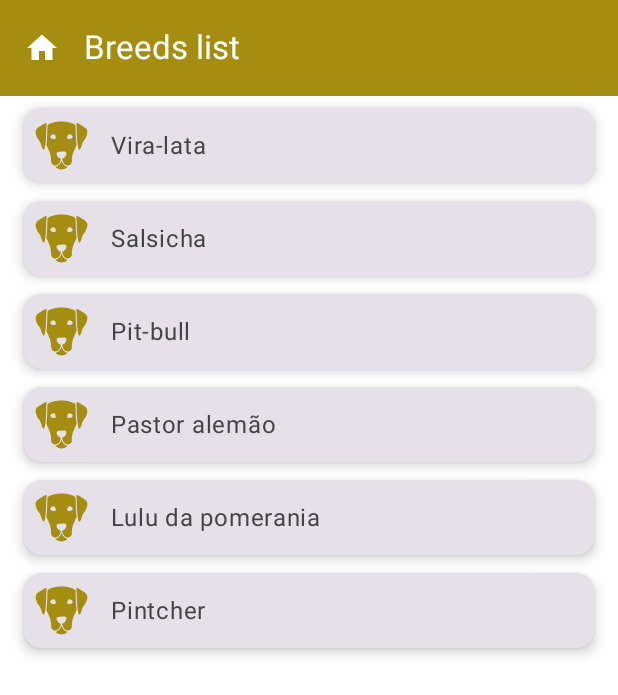
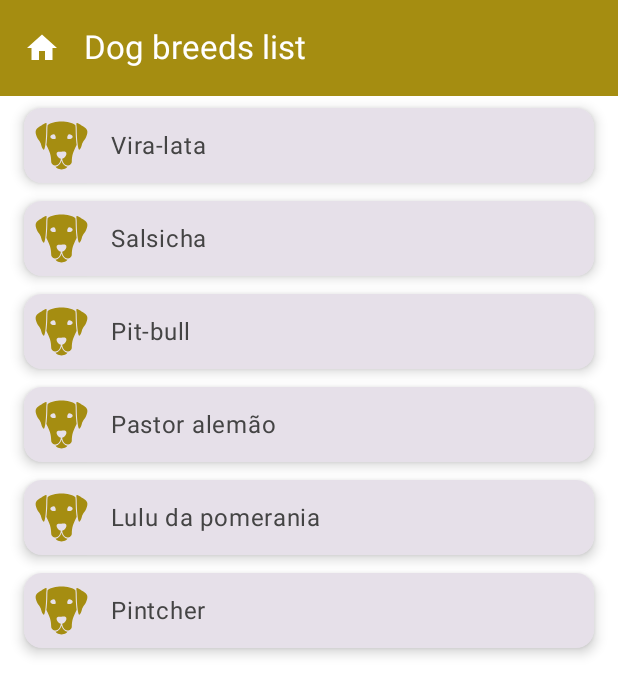
Before and after one commit to lhalegria/Dogga, an Android app built with Jetpack Compose: the @Preview function BreedListPreview, on a phone screen of 412 x 824 dp. Shown: the top 695 px of the screen. Run offline under Robolectric (Android 15) with nearby library versions, the light colour scheme and no system bars; network calls fail.

Commit message:
Adjust: Add string resources replacing hardcoded texts

```diff
--- a/app/src/main/kotlin/dev/lhalegria/dogga/view/composable/BreedDetail.kt
+++ b/app/src/main/kotlin/dev/lhalegria/dogga/view/composable/BreedDetail.kt
@@ -21,6 +21,7 @@ import androidx.compose.ui.Modifier
 import androidx.compose.ui.layout.ContentScale
 import androidx.compose.ui.platform.LocalContext
 import androidx.compose.ui.res.painterResource
+import androidx.compose.ui.res.stringResource
 import androidx.compose.ui.text.style.TextAlign
 import androidx.compose.ui.unit.dp
 import androidx.lifecycle.compose.collectAsStateWithLifecycle
@@ -45,7 +46,7 @@ fun BreedDetail(
 
     Scaffold(topBar = {
         Toolbar(
-            title = "Breed details",
+            title = stringResource(id = R.string.breed_detail),
             icon = Icons.Default.ArrowBack
         ) {
             navController?.navigateUp()
@@ -91,7 +92,7 @@ fun BreedImage(name: String, url: String = "") {
             .build(),
         placeholder = painterResource(id = R.drawable.ic_dog_placeholder),
         error = painterResource(id = R.drawable.ic_dog_placeholder),
-        contentDescription = "Picture of a dog from the $name breed.",
+        contentDescription = String.format(stringResource(id = R.string.breed_image_content_description), name),
         contentScale = ContentScale.Fit,
         modifier = Modifier
             .fillMaxWidth()
--- a/app/src/main/kotlin/dev/lhalegria/dogga/view/composable/BreedList.kt
+++ b/app/src/main/kotlin/dev/lhalegria/dogga/view/composable/BreedList.kt
@@ -11,7 +11,9 @@ import androidx.compose.material3.Scaffold
 import androidx.compose.material3.Surface
 import androidx.compose.runtime.Composable
 import androidx.compose.ui.Modifier
+import androidx.compose.ui.res.stringResource
 import androidx.navigation.NavHostController
+import dev.lhalegria.dogga.R
 import dev.lhalegria.dogga.model.BreedModel
 
 @OptIn(ExperimentalMaterial3Api::class)
@@ -22,7 +24,7 @@ fun BreedList(
 ) {
     Scaffold(topBar = {
         Toolbar(
-            title = "Breeds list",
+            title = stringResource(id = R.string.breed_list),
             icon = Icons.Default.Home
         ) {}
     }) { padding ->
@@ -34,7 +36,7 @@ fun BreedList(
             LazyColumn {
                 items(dogs) {
                     BreedListItem(dog = it) {
-                        navController?.navigate("breed_details/${it.name}")
+                        navController?.navigate("$BREED_DETAIL_ROUTE/${it.name}")
                     }
                 }
             }
--- a/app/src/main/kotlin/dev/lhalegria/dogga/view/composable/BreedListItemContent.kt
+++ b/app/src/main/kotlin/dev/lhalegria/dogga/view/composable/BreedListItemContent.kt
@@ -9,9 +9,9 @@ import androidx.compose.material3.Text
 import androidx.compose.runtime.Composable
 import androidx.compose.ui.Alignment
 import androidx.compose.ui.Modifier
-import androidx.compose.ui.graphics.Color
 import androidx.compose.ui.layout.ContentScale
 import androidx.compose.ui.res.painterResource
+import androidx.compose.ui.res.stringResource
 import androidx.compose.ui.unit.dp
 import dev.lhalegria.dogga.R
 
@@ -33,7 +33,7 @@ fun BreedListItemText(breedName: String, alignment: Alignment.Horizontal) {
 fun BreedListItemIcon() {
     Image(
         painterResource(R.drawable.ic_dog_face),
-        contentDescription = "Dog icon",
+        contentDescription = stringResource(id = R.string.dog_icon_content_description),
         contentScale = ContentScale.Crop,
         modifier = Modifier
             .size(50.dp)
--- a/app/src/main/kotlin/dev/lhalegria/dogga/view/composable/Toolbar.kt
+++ b/app/src/main/kotlin/dev/lhalegria/dogga/view/composable/Toolbar.kt
@@ -11,7 +11,9 @@ import androidx.compose.runtime.Composable
 import androidx.compose.ui.Modifier
 import androidx.compose.ui.graphics.Color
 import androidx.compose.ui.graphics.vector.ImageVector
+import androidx.compose.ui.res.stringResource
 import androidx.compose.ui.unit.dp
+import dev.lhalegria.dogga.R
 import dev.lhalegria.dogga.view.ui.theme.Caramel
 
 @OptIn(ExperimentalMaterial3Api::class)
@@ -21,7 +23,7 @@ fun Toolbar(title: String, icon: ImageVector, iconClickAction: () -> Unit) {
         navigationIcon = {
             Icon(
                 icon,
-                "Top app bar description",
+                String.format(stringResource(id = R.string.app_toolbar_content_description), title),
                 Modifier
                     .padding(12.dp)
                     .clickable { iconClickAction.invoke() }
--- a/app/src/main/res/values/strings.xml
+++ b/app/src/main/res/values/strings.xml
@@ -5,4 +5,9 @@
     <string name="try_again">Try again</string>
     <string name="no_body_exception">The Response has no body</string>
     <string name="response_error">The response has failure with code: %d</string>
+    <string name="breed_list">Dog breeds list</string>
+    <string name="breed_detail">Dog breed details</string>
+    <string name="breed_image_content_description">Picture of a dog from the %s breed.</string>
+    <string name="app_toolbar_content_description">Dogga Application Toolbar with title %s</string>
+    <string name="dog_icon_content_description">An icon representing a dog</string>
 </resources>
```
Also changed, not shown: app/src/main/kotlin/dev/lhalegria/dogga/view/composable/Navigation.kt (+9 -5 lines).
